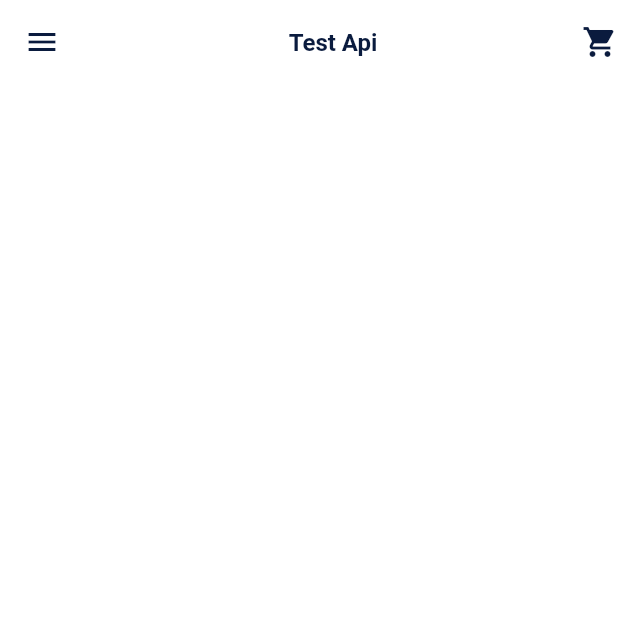
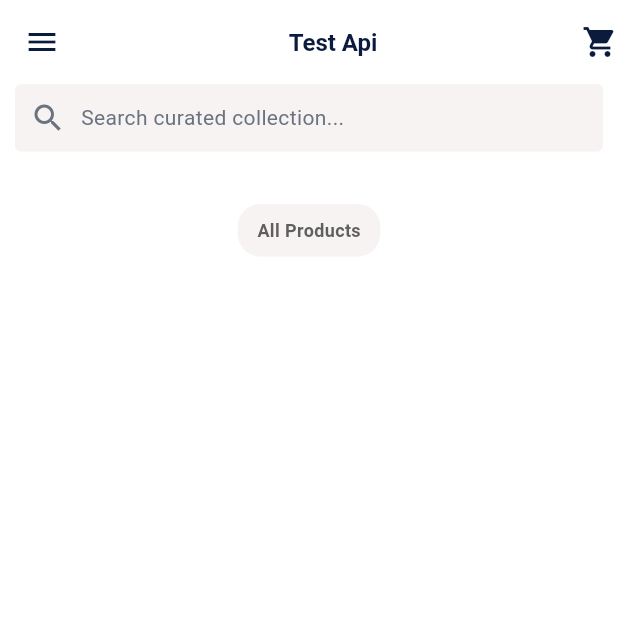
Before and after one commit to MufyDhaBeee/ecommerce_api, a Flutter app: the screen it shows after launch, on a phone screen of 412 x 824 dp, the top half of it. Run offline on Flutter 3.47's test engine with Material 3 defaults, Android fonts, the phone set to English and light mode, and no system bars.

Commit message:
ecommerce ui design

```diff
--- a/lib/view/home.dart
+++ b/lib/view/home.dart
@@ -28,6 +28,44 @@ class _HomeState extends State<Home> {
       ),
       body: Column(
         children: [
+          Padding(
+            padding: const EdgeInsets.only(left: 10, right: 10),
+            child: Container(
+              width: MediaQuery.of(context).size.width,
+              height: 45,
+              decoration: BoxDecoration(
+                color: Color.fromRGBO(246, 243, 242, 1),
+                borderRadius: BorderRadius.circular(4),
+              ),
+              child: Row(
+                children: [
+                  SizedBox(width: 10,),
+                  Icon(Icons.search, color: Color.fromRGBO(107, 114, 128, 1),),
+                  SizedBox(width: 10,),
+                  Text('Search curated collection...', style: TextStyle(
+                    color: Color.fromRGBO(107, 114, 128, 1),
+                  ),),
+                ],
+              ),
+            ),
+          ),
+          SizedBox(height: 35,),
+          //listview chips
+          Container(
+            height: 35,
+            width: 95,
+            decoration: BoxDecoration(
+              color: Color.fromRGBO(246, 243, 242, 1),
+              borderRadius: BorderRadius.circular(15),
+            ),
+            child: Center(
+              child: Text('All Products', style: TextStyle(
+                fontSize: 12,
+                fontWeight: FontWeight.bold,
+                color: Color.fromRGBO(95, 95, 95, 1),
+              ),),
+            ),
+          )
 
         ],
       ),
```
